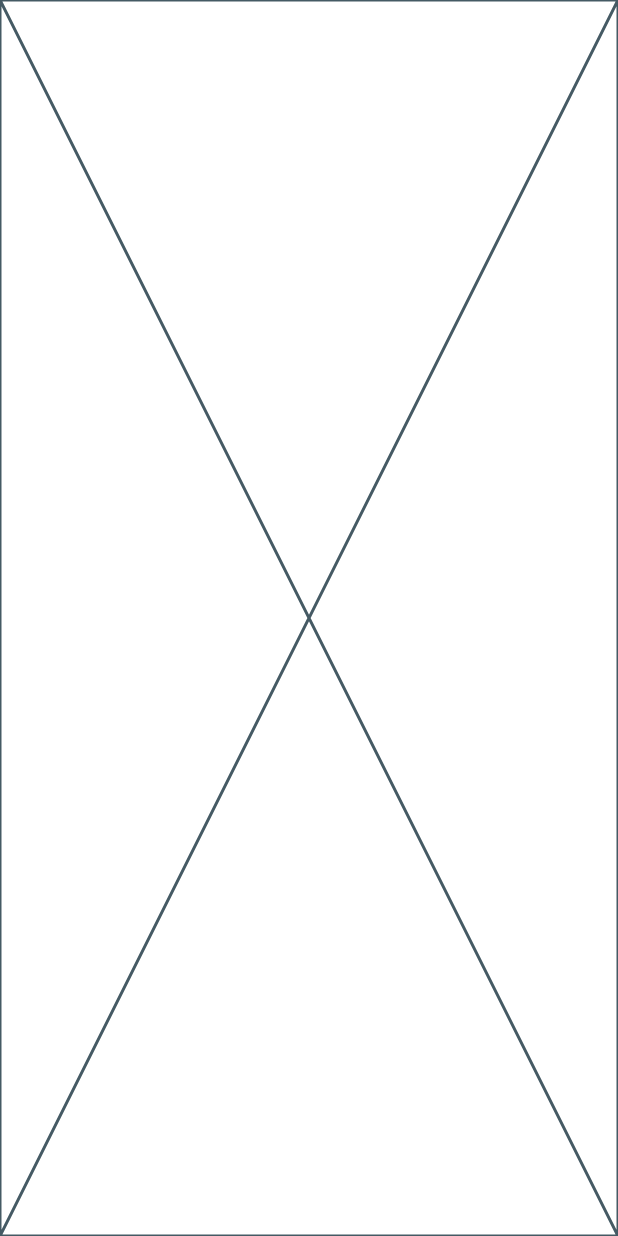
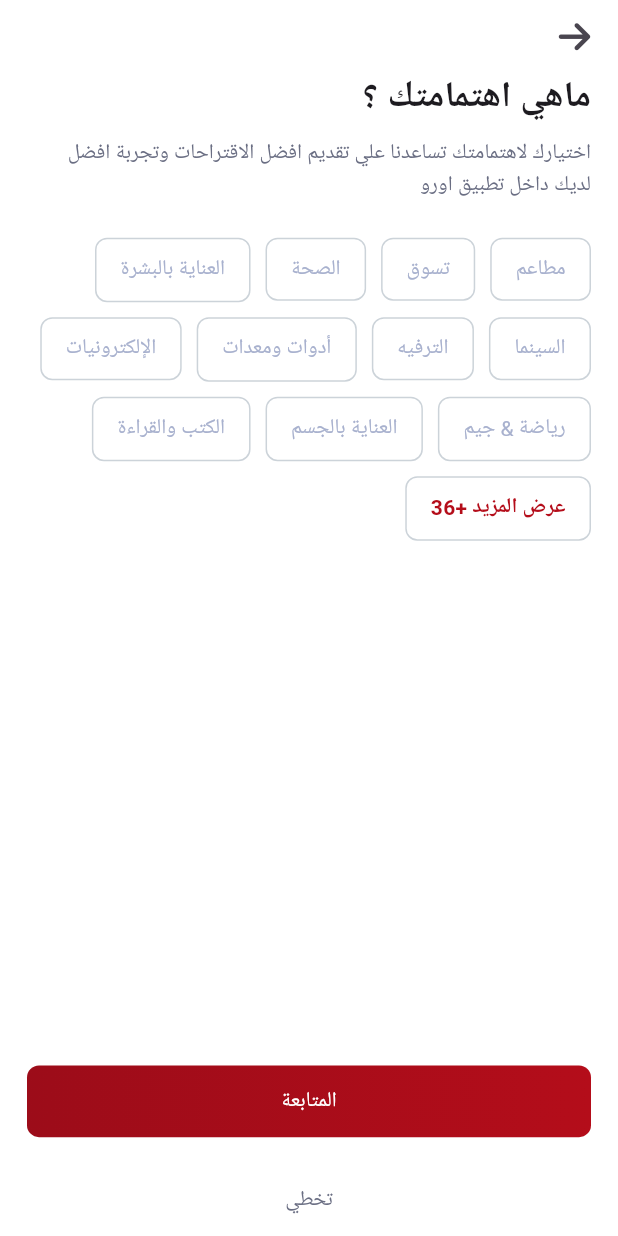
Before and after one commit to AhmedNasserZakii/Auro-MVVM, a Flutter app: the InterestsView screen opened by its route, on a phone screen of 412 x 824 dp. Run offline on Flutter 3.47's test engine with Material 3 defaults, Android fonts, the light colour scheme and no system bars; our stand-ins replace flutter_screenutil, flutter_svg, font_awesome_flutter, go_router, google_fonts, smooth_page_indicator.

Commit message:
interests screen done

```diff
--- a/lib/Featured/interests/presentation/views/widgets/interests_view_body.dart
+++ b/lib/Featured/interests/presentation/views/widgets/interests_view_body.dart
@@ -1,10 +1,65 @@
+import 'package:auro_v2/Featured/auth/presentation/views/widgets/custom_appbar_back_icon.dart';
+import 'package:auro_v2/constant.dart';
+import 'package:auro_v2/core/utils/styles.dart';
+import 'package:auro_v2/core/widgets/custom_elevated_button.dart';
+import 'package:auro_v2/generated/l10n.dart';
 import 'package:flutter/material.dart';
+import 'package:flutter_screenutil/flutter_screenutil.dart';
+
+import 'select_interests_widget.dart';
 
 class InterestsViewBody extends StatelessWidget {
   const InterestsViewBody({super.key});
 
   @override
   Widget build(BuildContext context) {
-    return const Placeholder();
+    return Column(
+      children: [
+        const Padding(
+          padding: EdgeInsets.symmetric(horizontal: 5),
+          child: CustomAppBarBackIcon(),
+        ),
+        Expanded(
+          child: Padding(
+            padding: const EdgeInsets.symmetric(horizontal: 18),
+            child: Column(
+              crossAxisAlignment: CrossAxisAlignment.start,
+              children: [
+                Text(
+                  S.of(context).interests,
+                  style: Styles.textStyle24,
+                ),
+                SizedBox(height: 8.h),
+                Text(
+                  S.of(context).interestsMessage,
+                  style: Styles.textStyle14.copyWith(
+                    color: kSeconderyColor,
+                  ),
+                ),
+                SizedBox(height: 20.h),
+                const InterestsWidget(),
+                const Spacer(),
+                CustomElevatedButton(
+                  title: S.of(context).continueButtom,
+                  onPressed: () {},
+                ),
+                SizedBox(height: 15.h),
+                Center(
+                  child: TextButton(
+                    onPressed: () {},
+                    child: Text(
+                      S.of(context).skipButtom,
+                      style: Styles.textStyle14.copyWith(
+                        color: kSeconderyColor,
+                      ),
+                    ),
+                  ),
+                ),
+              ],
+            ),
+          ),
+        ),
+      ],
+    );
   }
 }
--- /dev/null
+++ b/lib/Featured/interests/presentation/views/widgets/select_interests_widget.dart
@@ -0,0 +1,110 @@
+import 'package:flutter/material.dart';
+
+import '../../../../../constant.dart';
+import '../../../../../core/utils/styles.dart';
+
+class InterestsWidget extends StatefulWidget {
+  const InterestsWidget({super.key});
+
+  @override
+  InterestsWidgetState createState() => InterestsWidgetState();
+}
+
+class InterestsWidgetState extends State<InterestsWidget> {
+  final List<String> interests = [
+    'مطاعم',
+    'تسوق',
+    'الصحة',
+    'العناية بالبشرة',
+    'السينما',
+    'الترفيه',
+    'أدوات ومعدات',
+    'الإلكترونيات',
+    'رياضة & جيم',
+    'العناية بالجسم',
+    'الكتب والقراءة'
+  ];
+
+  final Set<String> selectedInterests = <String>{};
+
+  void toggleSelection(String interest) {
+    setState(() {
+      if (selectedInterests.contains(interest)) {
+        selectedInterests.remove(interest);
+      } else {
+        selectedInterests.add(interest);
+      }
+    });
+  }
+
+  @override
+  Widget build(BuildContext context) {
+    return Wrap(
+      spacing: 10.0,
+      runSpacing: 10.0,
+      children: [
+        for (var interest in interests)
+          GestureDetector(
+            onTap: () => toggleSelection(interest),
+            child: InterestChip(
+              label: interest,
+              isSelected: selectedInterests.contains(interest),
+            ),
+          ),
+        GestureDetector(
+          onTap: () {
+            // Handle "عرض المزيد +36" tap
+          },
+          child: Container(
+            padding:
+                const EdgeInsets.symmetric(vertical: 10.0, horizontal: 16.0),
+            decoration: BoxDecoration(
+              color: Colors.white,
+              borderRadius: BorderRadius.circular(8.0),
+              border: Border.all(
+                color: kSelectLanguageBorderColor,
+              ),
+            ),
+            child: Text(
+              'عرض المزيد +36',
+              style: Styles.textStyle14.copyWith(
+                color: kMainColor,
+                fontWeight: FontWeight.bold,
+              ),
+            ),
+          ),
+        ),
+      ],
+    );
+  }
+}
+
+class InterestChip extends StatelessWidget {
+  final String label;
+  final bool isSelected;
+
+  const InterestChip({super.key, required this.label, this.isSelected = false});
+
+  @override
+  Widget build(BuildContext context) {
+    return Container(
+      padding: const EdgeInsets.symmetric(vertical: 10.0, horizontal: 16.0),
+      decoration: BoxDecoration(
+        color: isSelected ? kInterestContainerColor : Colors.white,
+        borderRadius: BorderRadius.circular(8.0),
+        border: Border.all(
+          color: isSelected
+              ? kInterestContainerBorderColor
+              : kSelectLanguageBorderColor,
+          width: 1.0,
+        ),
+      ),
+      child: Text(
+        label,
+        style: Styles.textStyle14.copyWith(
+          color: isSelected ? kInterestTextColor : kSelectLanguageIconColor,
+        ),
+      ),
+    );
+  }
+}
--- a/lib/constant.dart
+++ b/lib/constant.dart
@@ -8,6 +8,9 @@ const kOnboardingBackgroundColor = Colors.black;
 const kContryCodeConatinerColor = Color(0xffEFF1F6);
 const kMainColor = Color(0xffB40D1A);
 const kContainerLineColor = Color(0xffCCD3D9);
+const kInterestTextColor = Color(0xff23B723);
+const kInterestContainerBorderColor = Color(0xff23B746);
+final kInterestContainerColor = const Color(0xff23B723).withOpacity(.12);
 const kElevatedButtonLinearColors = <Color>[
   Color(0xffB40D1A),
   Color(0xff9C0C19),
--- a/lib/l10n/intl_ar.arb
+++ b/lib/l10n/intl_ar.arb
@@ -34,7 +34,10 @@
     "confirm":"تأكيد",
     "createNewPassword" : "إنشاء كلمة مرور جديدة",
     "createNewPasswordMessage" : "يرجي استخدام كلمة سر جديدة والابتعاد عن الكلمات السابقة لضمان حمايتك" ,
-    "create" :"إنشاء"
+    "create" :"إنشاء",
+    "interests":"ماهي اهتمامتك ؟",
+    "interestsMessage":"اختيارك لاهتمامتك تساعدنا علي تقديم افضل الاقتراحات وتجربة افضل لديك داخل تطبيق اورو"
+
 
 
 
--- a/lib/l10n/intl_en.arb
+++ b/lib/l10n/intl_en.arb
@@ -34,7 +34,10 @@
     "confirm": "Confirm",
     "createNewPassword": "Create New Password",
     "createNewPasswordMessage": "Please use a new password and avoid using previous passwords to ensure your protection.",
-    "create": "Create"
+    "create": "Create",
+    "interests": "What are your interests?",
+    "interestsMessage": "Choosing your interests helps us provide better suggestions and an improved experience within the Ouro app."
+
 
 
 }
```
Also changed, not shown: lib/generated/intl/messages_ar.dart, lib/generated/intl/messages_en.dart, lib/generated/l10n.dart.
